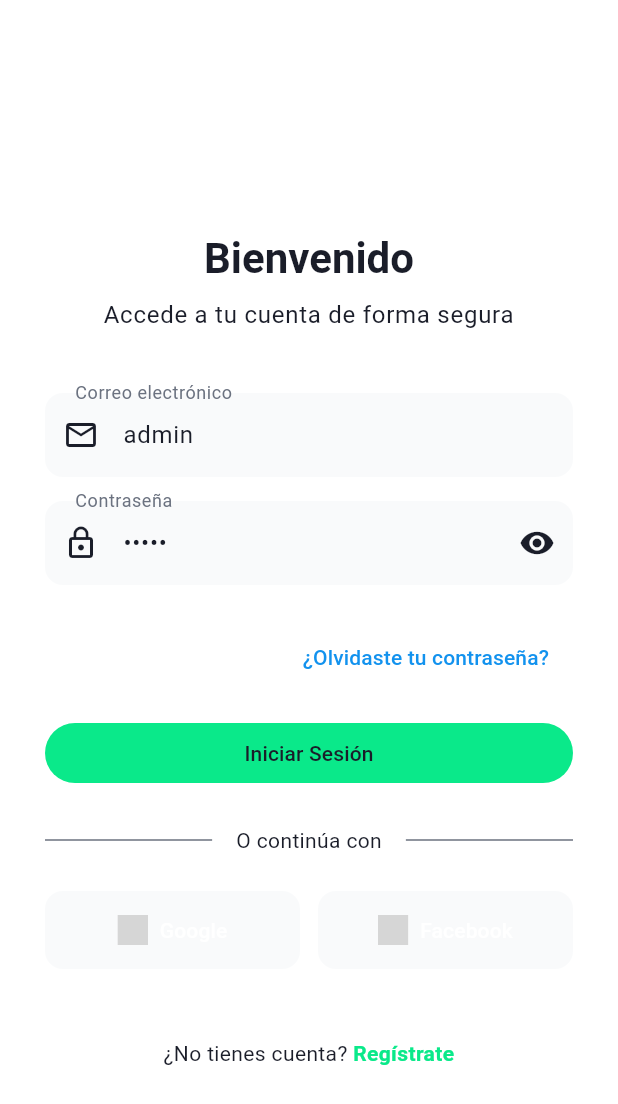
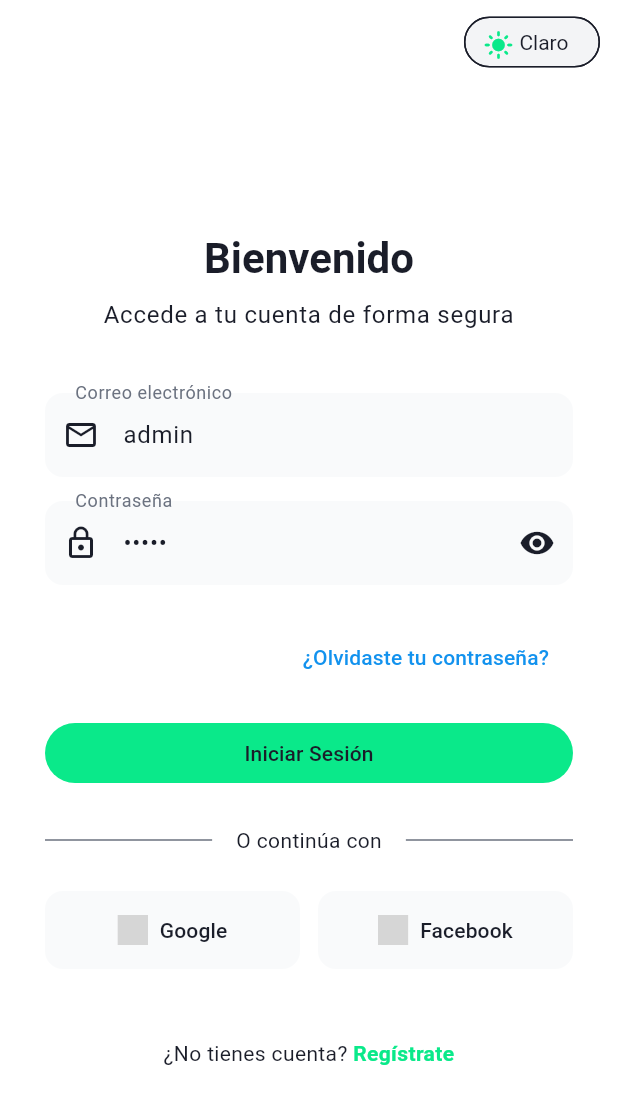
Before and after one commit to MavDevGit/cotizador_gigantografia, a Flutter app: the screen it shows after launch, on a phone screen of 412 x 824 dp. Shown: the top 1104 px of the screen. Run offline on Flutter 3.47's test engine with Material 3 defaults, Android fonts, the phone set to English and light mode, and no system bars; our stand-ins replace dropdown_search, file_picker, flutter_local_notifications, hive, hive_flutter, icons_plus and 6 more; missing offline and left inert: workmanager; accounts and stored records are empty; grey boxes are pictures that could not be loaded.

Commit message:
Mejoras UI...

```diff
--- a/lib/screens/login_screen.dart
+++ b/lib/screens/login_screen.dart
@@ -38,11 +38,26 @@ class _LoginScreenState extends State<LoginScreen> {
     final isTablet = MediaQuery.of(context).size.width > 600;
     final theme = Theme.of(context);
 
+    final appState = Provider.of<AppState>(context);
+    final isDark = appState.themeMode == ThemeMode.dark;
     return Scaffold(
       appBar: AppBar(
         backgroundColor: Colors.transparent,
         elevation: 0,
-        leading: Navigator.canPop(context) ? null : Container(),
+        actions: [
+          Padding(
+            padding: const EdgeInsets.only(right: 12.0),
+            child: ActionChip(
+              avatar: Icon(isDark ? Icons.dark_mode : Icons.light_mode, size: 20),
+              label: Text(isDark ? 'Oscuro' : 'Claro'),
+              onPressed: () {
+                appState.setThemeMode(isDark ? ThemeMode.light : ThemeMode.dark);
+              },
+              backgroundColor: theme.chipTheme.backgroundColor,
+              labelStyle: theme.chipTheme.labelStyle,
+            ),
+          ),
+        ],
       ),
       body: SafeArea(
         child: Center(
@@ -146,7 +161,10 @@ class _LoginScreenState extends State<LoginScreen> {
                         child: OutlinedButton.icon(
                           onPressed: () {},
                           icon: Brand(Brands.google, size: 20),
-                          label: const Text('Google'),
+                          label: Text(
+                            'Google',
+                            style: TextStyle(color: theme.colorScheme.onSurface),
+                          ),
                         ),
                       ),
                       const SizedBox(width: 12),
@@ -154,7 +172,10 @@ class _LoginScreenState extends State<LoginScreen> {
                         child: OutlinedButton.icon(
                           onPressed: () {},
                           icon: Brand(Brands.facebook, size: 20),
-                          label: const Text('Facebook'),
+                          label: Text(
+                            'Facebook',
+                            style: TextStyle(color: theme.colorScheme.onSurface),
+                          ),
                         ),
                       ),
                     ],
```
Also changed, not shown: lib/screens/signup_screen.dart (+27 -2 lines).
